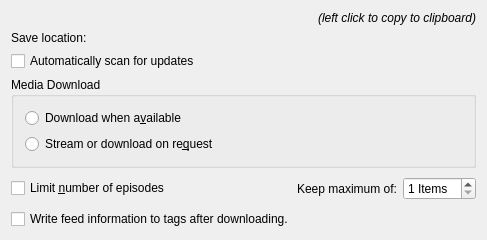
Old version of the form src/podcasts/sql/PodcastSettingsBase.ui in the repository netrunner-debian-kde-extras/amarok.
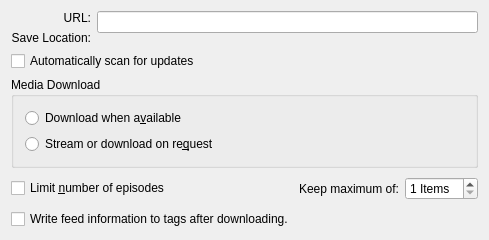
New version of the form. Custom widgets are drawn as their Qt base class.

Diff of the .ui file:
```diff
--- a/src/podcasts/sql/PodcastSettingsBase.ui
+++ b/src/podcasts/sql/PodcastSettingsBase.ui
@@ -10,7 +10,7 @@
    <rect>
     <x>0</x>
     <y>0</y>
-    <width>487</width>
+    <width>489</width>
     <height>238</height>
    </rect>
   </property>
@@ -29,53 +29,48 @@
   <property name="windowTitle">
    <string>Podcast Configuration</string>
   </property>
-  <layout class="QVBoxLayout" name="verticalLayout_2">
-   <item>
-    <layout class="QHBoxLayout" name="m_urlLabelLayout">
-     <item>
-      <widget class="KUrlLabel" name="m_feedLabel">
-       <property name="textInteractionFlags">
-        <set>Qt::LinksAccessibleByMouse|Qt::TextSelectableByKeyboard|Qt::TextSelectableByMouse</set>
-       </property>
-       <property name="url" stdset="0">
-        <string>Feed URL</string>
-       </property>
-      </widget>
-     </item>
-     <item>
-      <widget class="QLabel" name="m_leftClickLabel">
-       <property name="font">
-        <font>
-         <italic>true</italic>
-        </font>
-       </property>
-       <property name="layoutDirection">
-        <enum>Qt::LeftToRight</enum>
-       </property>
-       <property name="text">
-        <string>(left click to copy to clipboard)</string>
-       </property>
-       <property name="alignment">
-        <set>Qt::AlignRight|Qt::AlignTrailing|Qt::AlignVCenter</set>
-       </property>
-      </widget>
-     </item>
-    </layout>
-   </item>
+  <layout class="QVBoxLayout" name="verticalLayout_4">
    <item>
     <layout class="QHBoxLayout" name="horizontalLayout">
      <item>
-      <widget class="QLabel" name="textLabel1">
-       <property name="text">
-        <string>Save location:</string>
-       </property>
-       <property name="wordWrap">
-        <bool>false</bool>
-       </property>
-      </widget>
+      <layout class="QVBoxLayout" name="verticalLayout_2">
+       <item>
+        <widget class="QLabel" name="m_urlLabel">
+         <property name="minimumSize">
+          <size>
+           <width>25</width>
+           <height>0</height>
+          </size>
+         </property>
+         <property name="text">
+          <string>URL:</string>
+         </property>
+         <property name="alignment">
+          <set>Qt::AlignRight|Qt::AlignTrailing|Qt::AlignVCenter</set>
+         </property>
+        </widget>
+       </item>
+       <item>
+        <widget class="QLabel" name="m_saveLocationlabel">
+         <property name="text">
+          <string>Save Location:</string>
+         </property>
+         <property name="alignment">
+          <set>Qt::AlignRight|Qt::AlignTrailing|Qt::AlignVCenter</set>
+         </property>
+        </widget>
+       </item>
+      </layout>
      </item>
      <item>
-      <widget class="KUrlRequester" name="m_saveLocation"/>
+      <layout class="QVBoxLayout" name="verticalLayout_3">
+       <item>
+        <widget class="QLineEdit" name="m_urlLineEdit"/>
+       </item>
+       <item>
+        <widget class="KUrlRequester" name="m_saveLocation"/>
+       </item>
+      </layout>
      </item>
     </layout>
    </item>
@@ -226,11 +221,6 @@
    <header>kbuttongroup.h</header>
    <container>1</container>
   </customwidget>
-  <customwidget>
-   <class>KUrlLabel</class>
-   <extends>QLabel</extends>
-   <header>kurllabel.h</header>
-  </customwidget>
   <customwidget>
    <class>KUrlRequester</class>
    <extends>QFrame</extends>
```
